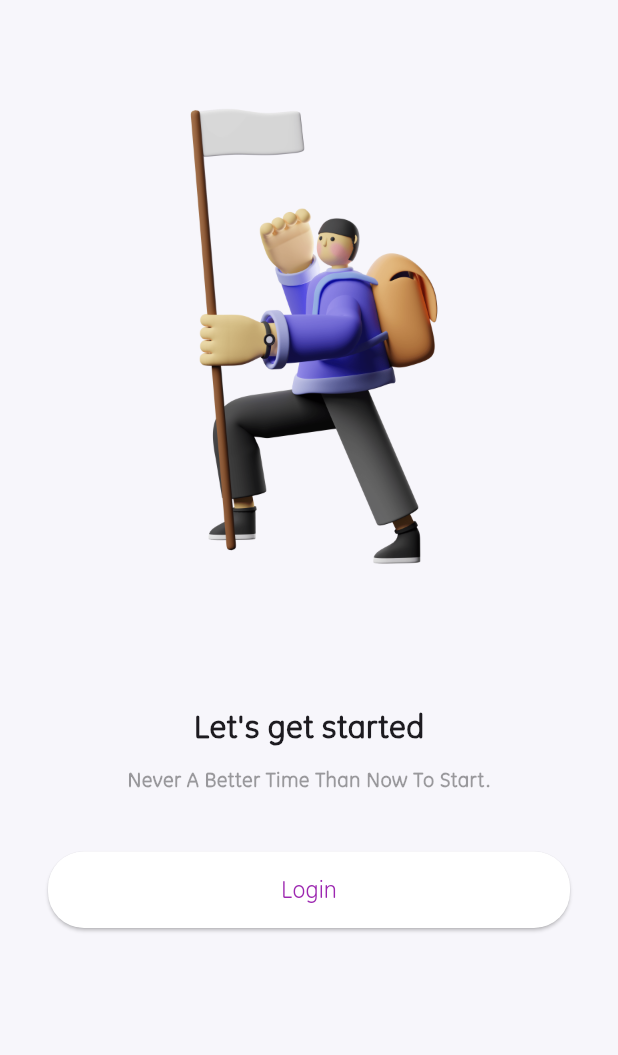
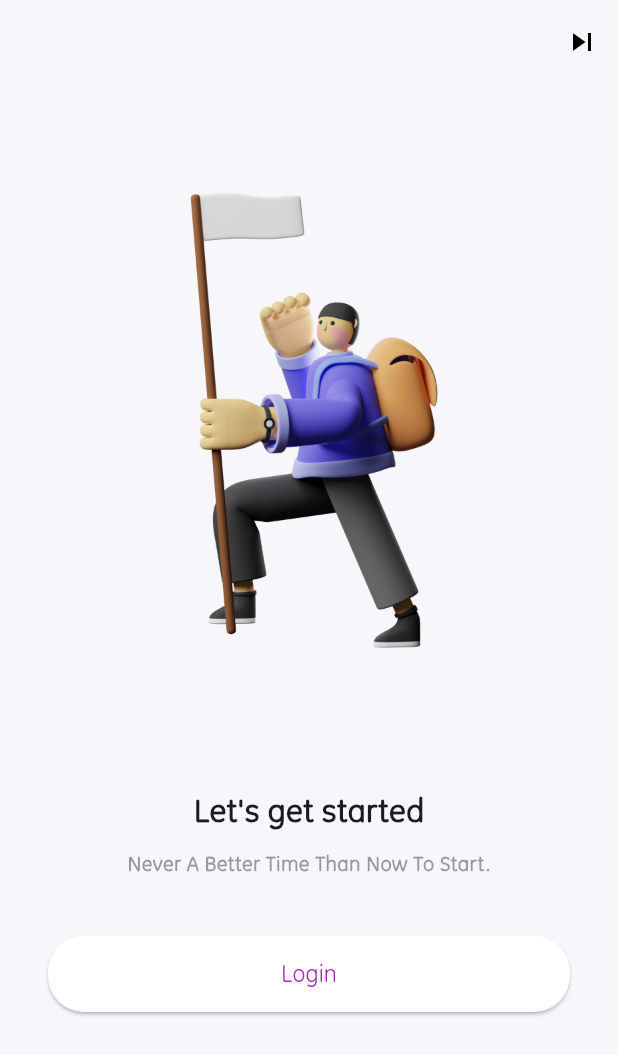
Before and after one commit to dot-config-IIITS/application-SIH-BachavSetu, a Flutter app: the Welcome screen opened directly, on a phone screen of 412 x 824 dp. Shown: the top 1055 px of the screen. Run offline on Flutter 3.47's test engine with Material 3 defaults, Android fonts, the phone set to English and light mode, and no system bars.

Commit message:
Minor Design Changes

```diff
--- a/bachavsetu/lib/login/welcome.dart
+++ b/bachavsetu/lib/login/welcome.dart
@@ -1,3 +1,4 @@
+import '/article/articlehomepage.dart';
 import 'package:flutter/material.dart';
 import 'login.dart';
 
@@ -12,6 +13,23 @@ class _WelcomeState extends State<Welcome> {
   @override
   Widget build(BuildContext context) {
     return Scaffold(
+      appBar: AppBar(
+          backgroundColor: const Color(0xfff7f6fb),
+          elevation: 0,
+          actions: [
+            IconButton(
+              icon: const Icon(
+                Icons.skip_next,
+                color: Colors.black,
+              ),
+              onPressed: () {
+                Navigator.push(
+                  context,
+                  MaterialPageRoute(builder: (context) => ArticleHomePage()),
+                );
+              },
+            ),
+          ]),
       resizeToAvoidBottomInset: false,
       backgroundColor: const Color(0xfff7f6fb),
       body: SafeArea(
--- a/bachavsetu/lib/main.dart
+++ b/bachavsetu/lib/main.dart
@@ -13,8 +13,8 @@ class MyApp extends StatelessWidget {
       title: 'BachavSetu',
       debugShowCheckedModeBanner: false,
       theme: ThemeData(fontFamily: 'GE Inspira'),
-      // home: Welcome(),
-      home: ArticleHomePage(),
+      home: Welcome(),
+      // home: ArticleHomePage(),
     );
   }
 }
```
